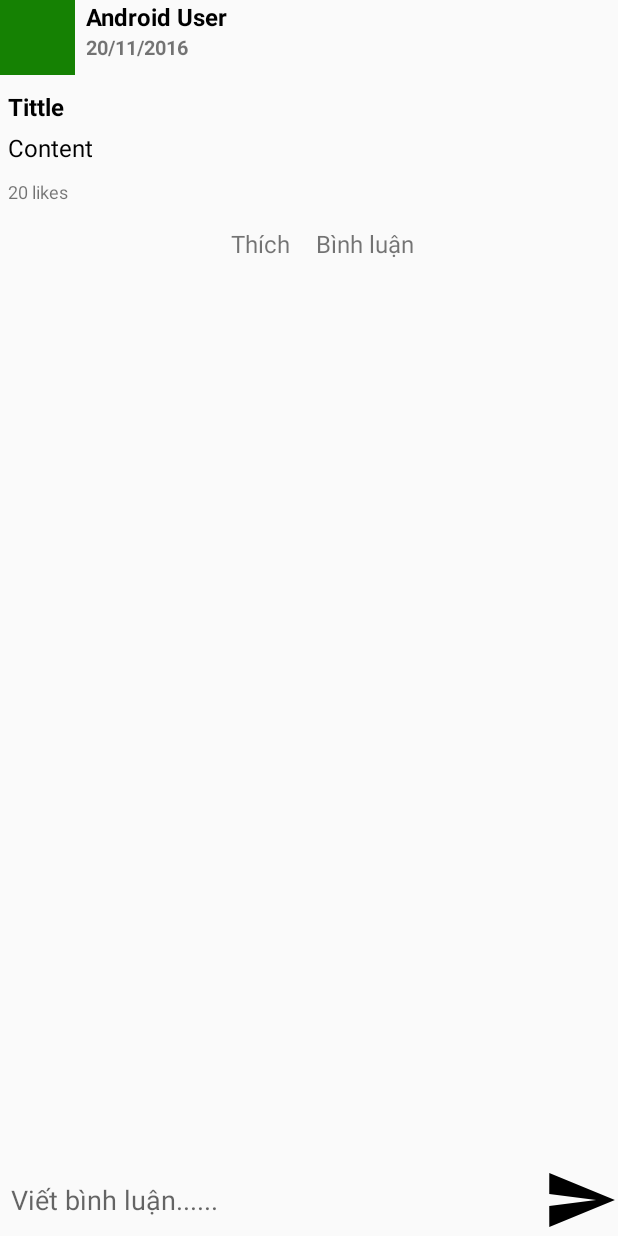
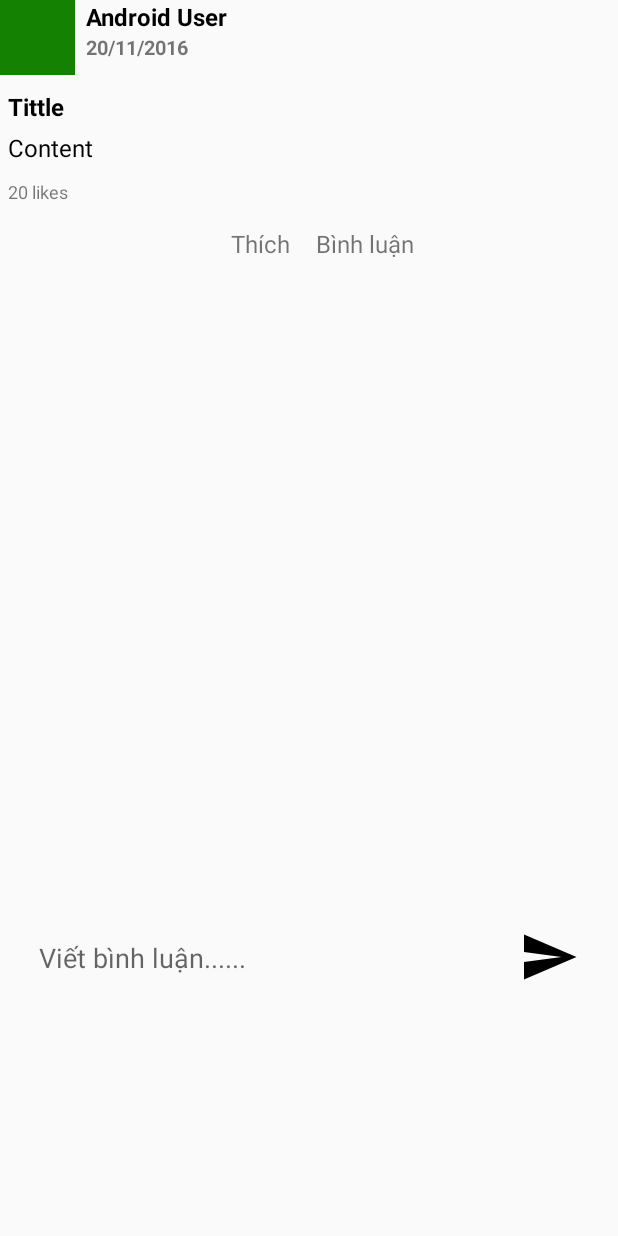
Before and after one commit to tungpham6195/comnha.app, an Android app: the fragment ViewpostFragment shown on its own in the app's theme, on a phone screen of 412 x 824 dp. Run offline under Robolectric (Android 15) with nearby library versions, the phone set to English and light mode, and no system bars; libraries missing offline, so code that uses them is left out: com.firebase.client; 5 statements that could not run were skipped.

Commit message:
comments (tung 10.39 9/10/2016)

```diff
--- a/Comnha/app/src/main/java/com/app/ptt/comnha/Interfaces/Transactions.java
+++ b/Comnha/app/src/main/java/com/app/ptt/comnha/Interfaces/Transactions.java
@@ -6,7 +6,10 @@ package com.app.ptt.comnha.Interfaces;
 
 public interface Transactions {
     void setupFirebase();
+
     void createNew();
+
     void update();
+
     void delete();
 }
--- a/Comnha/app/src/main/java/com/app/ptt/comnha/LocadetailFragment.java
+++ b/Comnha/app/src/main/java/com/app/ptt/comnha/LocadetailFragment.java
@@ -99,7 +99,7 @@ public class LocadetailFragment extends Fragment {
             public void onChildAdded(DataSnapshot dataSnapshot, String s) {
 //                Toast.makeText(getActivity(), dataSnapshot.getKey(), Toast.LENGTH_SHORT).show();
                 if (dataSnapshot.getValue().equals(true)) {
-                    ref.child(getString(R.string.posts_CODE) + "/" + dataSnapshot.getKey()).addListenerForSingleValueEvent(new ValueEventListener() {
+                    ref.child("Posts" + "/" + dataSnapshot.getKey()).addListenerForSingleValueEvent(new ValueEventListener() {
                         @Override
                         public void onDataChange(DataSnapshot dataSnapshot) {
                             Post post = dataSnapshot.getValue(Post.class);
--- a/Comnha/app/src/main/java/com/app/ptt/comnha/ViewpostFragment.java
+++ b/Comnha/app/src/main/java/com/app/ptt/comnha/ViewpostFragment.java
@@ -11,7 +11,6 @@ import android.view.View;
 import android.view.ViewGroup;
 import android.widget.Button;
 import android.widget.EditText;
-import android.widget.LinearLayout;
 import android.widget.TextView;
 import android.widget.Toast;
 
@@ -36,8 +35,7 @@ import java.util.Map;
  */
 public class ViewpostFragment extends Fragment {
     private String postID;
-    TextView txt_un, txt_date, txt_title, txt_content, txt_likenumb;
-    LinearLayout btn_like, btn_comment;
+    TextView txt_un, txt_date, txt_title, txt_content, txt_likenumb, btn_like, btn_comment;
     Button btn_sendcomment;
     EditText edt_comment;
     RecyclerView mRecyclerView;
@@ -65,11 +63,32 @@ public class ViewpostFragment extends Fragment {
         mRecyclerView.setHasFixedSize(true);
         mlayoutManager = new LinearLayoutManager(getActivity().getApplicationContext());
         mRecyclerView.setLayoutManager(mlayoutManager);
-        mAdapter = new Comment_rcyler_adapter(comment_List, getActivity().getApplicationContext());
+        mAdapter = new Comment_rcyler_adapter(comment_List);
         mRecyclerView.setAdapter(mAdapter);
         Firebase.setAndroidContext(getActivity().getApplicationContext());
         ref = new Firebase(getString(R.string.firebase_path));
         Log.d("postID", postID);
+        ref.child("PostUser/" + postID + "/userID").addListenerForSingleValueEvent(new ValueEventListener() {
+            @Override
+            public void onDataChange(DataSnapshot dataSnapshot) {
+                ref.child("Users/" + dataSnapshot.getValue().toString() + "/username").addListenerForSingleValueEvent(new ValueEventListener() {
+                    @Override
+                    public void onDataChange(DataSnapshot dataSnapshot) {
+                        txt_un.setText(dataSnapshot.getValue().toString());
+                    }
+
+                    @Override
+                    public void onCancelled(FirebaseError firebaseError) {
+
+                    }
+                });
+            }
+
+            @Override
+            public void onCancelled(FirebaseError firebaseError) {
+
+            }
+        });
         ref.child(getString(R.string.posts_CODE) + "/" + postID).addListenerForSingleValueEvent(new ValueEventListener() {
             @Override
             public void onDataChange(DataSnapshot dataSnapshot) {
@@ -135,8 +154,8 @@ public class ViewpostFragment extends Fragment {
         txt_title = (TextView) view.findViewById(R.id.frg_viewrev_txtv_tittle);
         txt_content = (TextView) view.findViewById(R.id.frg_viewrev_txtv_content);
         txt_likenumb = (TextView) view.findViewById(R.id.frg_viewrev_txtv_likenumb);
-        btn_like = (LinearLayout) view.findViewById(R.id.frg_viewrev__btn_like);
-        btn_comment = (LinearLayout) view.findViewById(R.id.frg_viewrev_btn_comment);
+        btn_like = (TextView) view.findViewById(R.id.frg_viewrev_txtv_like);
+        btn_comment = (TextView) view.findViewById(R.id.frg_viewrev_txtv_comment);
         btn_sendcomment = (Button) view.findViewById(R.id.frg_viewrev_btn_sendcomment);
         edt_comment = (EditText) view.findViewById(R.id.frg_viewrev_edt_comment);
 //        edt_comment.setFocusable(false);
@@ -144,20 +163,27 @@ public class ViewpostFragment extends Fragment {
             @Override
             public void onClick(View view) {
                 if (!edt_comment.getText().toString().equals("")) {
+//                    Comments comment = new Comments();
+//                    comment.setUserID(LoginSession.getInstance().getUserID());
+//                    comment.setContent(edt_comment.getText().toString());
+//                    comment.setContext(getActivity().getApplicationContext());
+//                    comment.setPostID(postID);
+//                    comment.createNew();
                     Comment newComment = new Comment();
                     newComment.setContent(edt_comment.getText().toString());
                     newComment.setUserID(LoginSession.getInstance().getUserID());
                     newComment.setDate(new Times().getDate());
                     newComment.setTime(new Times().getTime());
-                    ref.child(getString(R.string.comments_CODE)).push().setValue(newComment, new Firebase.CompletionListener() {
+                    ref.child(getResources().getString(R.string.comments_CODE)).push().setValue(newComment, new Firebase.CompletionListener() {
                         @Override
                         public void onComplete(FirebaseError firebaseError, Firebase firebase) {
                             if (firebaseError != null) {
-                                Toast.makeText(getActivity(), firebaseError.getMessage(), Toast.LENGTH_SHORT).show();
+                                Toast.makeText(getActivity().getApplicationContext(), firebaseError.getMessage(), Toast.LENGTH_SHORT).show();
                             } else {
                                 Map<String, Object> comment = new HashMap<String, Object>();
                                 comment.put(firebase.getKey(), true);
-                                ref.child(getString(R.string.postcomment_CODE) + "/" + postID).updateChildren(comment);
+                                ref.child(getResources().getString(R.string.postcomment_CODE) + "/" + postID).updateChildren(comment);
+                                edt_comment.setText("");
                             }
                         }
                     });
@@ -173,7 +199,8 @@ public class ViewpostFragment extends Fragment {
         btn_comment.setOnClickListener(new View.OnClickListener() {
             @Override
             public void onClick(View view) {
-                btn_comment.setFocusable(true);
+                edt_comment.requestFocusFromTouch();
+                Log.d("coomnent", "clicked");
             }
         });
     }
--- a/Comnha/app/src/main/res/layout/fragment_post.xml
+++ b/Comnha/app/src/main/res/layout/fragment_post.xml
@@ -24,7 +24,7 @@
                 android:layout_width="match_parent"
                 android:layout_height="wrap_content"
                 android:hint="@string/text_title"
-                android:inputType="none" />
+                android:inputType="textEmailAddress" />
 
             <EditText
                 android:id="@+id/edt_content"
@@ -32,7 +32,7 @@
                 android:layout_height="350dp"
                 android:gravity="top"
                 android:hint="@string/text_content"
-                android:inputType="textImeMultiLine" />
+                android:inputType="textMultiLine" />
             <Button
                 android:id="@+id/btn_save"
                 android:text="@string/text_save"
--- a/Comnha/app/src/main/res/layout/fragment_viewpost.xml
+++ b/Comnha/app/src/main/res/layout/fragment_viewpost.xml
@@ -132,32 +132,34 @@
         <android.support.v7.widget.RecyclerView
             android:id="@+id/frg_viewrev_rcyler_comments"
             android:layout_width="match_parent"
-            android:layout_height="450dp"
+            android:layout_height="430dp"
             android:layout_below="@id/mainL"
+            android:layout_marginBottom="10dp"
             android:layout_marginStart="7dp"
             android:scrollbarStyle="insideInset"
             android:scrollbars="vertical" />
 
-        <Button
-            android:id="@+id/frg_viewrev_btn_sendcomment"
-            android:layout_width="50dp"
-            android:layout_height="wrap_content"
-            android:layout_alignEnd="@+id/frg_viewrev_edt_comment"
-            android:layout_alignParentBottom="true"
-            android:layout_alignParentEnd="true"
-            android:background="@drawable/ic_menu_send" />
-
-        <EditText
-            android:id="@+id/frg_viewrev_edt_comment"
+        <LinearLayout
             android:layout_width="match_parent"
             android:layout_height="wrap_content"
-            android:layout_alignParentBottom="true"
-            android:layout_alignParentStart="true"
-            android:layout_alignTop="@+id/frg_viewrev_btn_sendcomment"
+            android:gravity="center_horizontal|center_vertical"
             android:layout_below="@id/frg_viewrev_rcyler_comments"
-            android:layout_marginStart="7dp"
-            android:background="@android:color/transparent"
-            android:hint="@string/txt_writecomment" />
+            android:orientation="horizontal">
+
+            <EditText
+                android:id="@+id/frg_viewrev_edt_comment"
+                android:layout_width="320dp"
+                android:layout_height="50dp"
+                android:background="@android:color/transparent"
+                android:hint="@string/txt_writecomment"
+                android:inputType="textMultiLine" />
+
+            <Button
+                android:id="@+id/frg_viewrev_btn_sendcomment"
+                android:layout_width="40dp"
+                android:layout_height="40dp"
+                android:background="@drawable/ic_menu_send" />
+        </LinearLayout>
     </RelativeLayout>
 
 </FrameLayout>
--- a/Comnha/app/src/main/res/layout/item_rcyler_chooseloca.xml
+++ b/Comnha/app/src/main/res/layout/item_rcyler_chooseloca.xml
@@ -1,9 +1,8 @@
 <?xml version="1.0" encoding="utf-8"?>
 <RelativeLayout xmlns:android="http://schemas.android.com/apk/res/android"
     xmlns:app="http://schemas.android.com/apk/res-auto"
-    android:clickable="true"
     android:layout_width="match_parent"
-    android:layout_height="80dp"
+    android:layout_height="wrap_content"
     >
 
     <ImageView
--- a/Comnha/app/src/main/res/layout/item_rcyler_localist.xml
+++ b/Comnha/app/src/main/res/layout/item_rcyler_localist.xml
@@ -1,9 +1,10 @@
 <?xml version="1.0" encoding="utf-8"?>
 <RelativeLayout xmlns:android="http://schemas.android.com/apk/res/android"
     xmlns:app="http://schemas.android.com/apk/res-auto"
-    android:clickable="true"
+    android:paddingTop="5dp"
+    android:paddingBottom="5dp"
     android:layout_width="match_parent"
-    android:layout_height="80dp"
+    android:layout_height="75dp"
     >
 
     <ImageView
```
Also changed, not shown: Comnha/app/src/main/java/com/app/ptt/comnha/Adapters/Comment_rcyler_adapter.java (+3 -25 lines), Comnha/app/src/main/java/com/app/ptt/comnha/Classes/Comments.java (+50 -10 lines), Comnha/app/src/main/java/com/app/ptt/comnha/FireBase/Comment.java (+9 -1 lines), Comnha/app/src/main/res/layout/fragment_addloca.xml (+5 -3 lines), Comnha/app/src/main/res/layout/fragment_locadetail.xml (+15 -7 lines), Comnha/app/src/main/res/layout/item_rcyler_comment.xml (renamed from Comnha/app/src/main/res/layout/item_comment.xml, +6 -5 lines).
